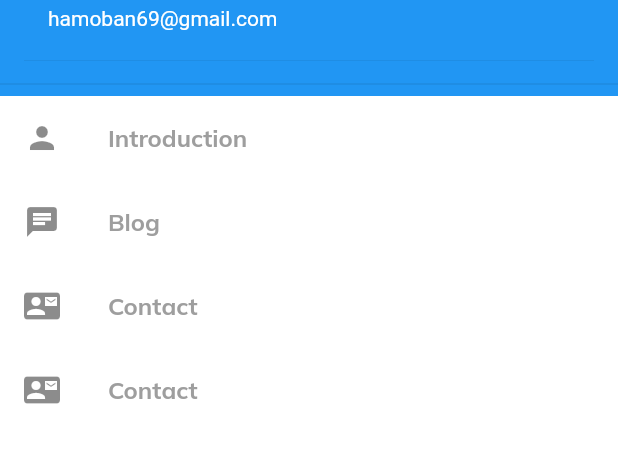
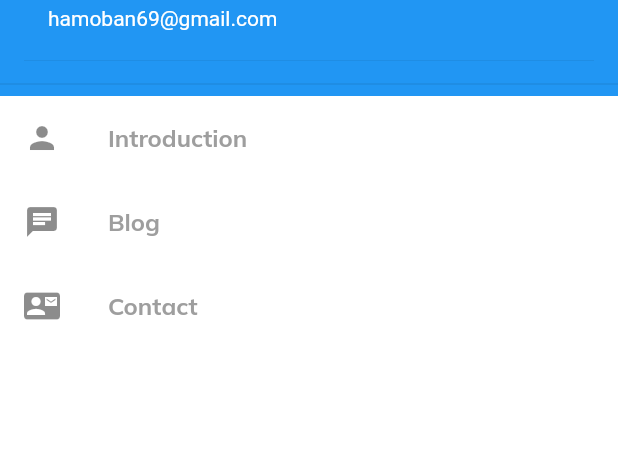
Before and after one commit to John-Thailand/dashboard, a Flutter app: the HorizontalSideMenu widget shown alone on an empty page, opened directly, on a phone screen of 412 x 824 dp, the part 228-691 px from its top. Run offline on Flutter 3.47's test engine with Material 2 defaults, Android fonts, the phone set to English and light mode, and no system bars; drawn by our look-alikes of auto_size_text; our stand-ins replace freezed_annotation, google_fonts, hooks_riverpod.

Commit message:
サイドメニューアイテム 切り分け

```diff
--- a/lib/components/widgets/side_menu/horizontai_side_menu.dart
+++ /dev/null
@@ -1,71 +0,0 @@
-import 'package:auto_size_text/auto_size_text.dart';
-import 'package:dashboard/components/widgets/side_menu/side_menu_header.dart';
-import 'package:dashboard/view/style.dart';
-import 'package:flutter/material.dart';
-import 'package:hooks_riverpod/hooks_riverpod.dart';
-
-class HorizontalSideMenu extends HookConsumerWidget {
-  const HorizontalSideMenu({Key? key}) : super(key: key);
-
-  @override
-  Widget build(BuildContext context, WidgetRef ref) {
-    return ListView(
-      children: <Widget>[
-        // Solution: ContainerによってDrawerHeaderの高さを設定
-        const SideMenuHeader(),
-        ListTile(
-          title: const AutoSizeText(
-            "Introduction",
-            presetFontSizes: [16, 15, 14, 13, 12, 11, 10],
-            maxLines: 1,
-            overflow: TextOverflow.ellipsis,
-            style: TextStyles.sideMenuItemTextStyle,
-          ),
-          leading: const Icon(Icons.person),
-          onTap: () {
-            // 自己紹介ページに遷移
-          },
-        ),
-        ListTile(
-          title: const AutoSizeText(
-            "Blog",
-            presetFontSizes: [16, 15, 14, 13, 12, 11, 10],
-            maxLines: 1,
-            overflow: TextOverflow.ellipsis,
-            style: TextStyles.sideMenuItemTextStyle,
-          ),
-          leading: const Icon(Icons.chat),
-          onTap: () {
-            // ブログページに遷移
-          },
-        ),
-        ListTile(
-          title: const AutoSizeText(
-            "Contact",
-            presetFontSizes: [16, 15, 14, 13, 12, 11, 10],
-            maxLines: 1,
-            overflow: TextOverflow.ellipsis,
-            style: TextStyles.sideMenuItemTextStyle,
-          ),
-          leading: const Icon(Icons.contact_mail),
-          onTap: () {
-            // お問い合わせページに遷移
-          },
-        ),
-        ListTile(
-          title: const AutoSizeText(
-            "Contact",
-            presetFontSizes: [16, 15, 14, 13, 12, 11, 10],
-            maxLines: 1,
-            overflow: TextOverflow.ellipsis,
-            style: TextStyles.sideMenuItemTextStyle,
-          ),
-          leading: const Icon(Icons.contact_mail),
-          onTap: () {
-            // お問い合わせページに遷移
-          },
-        ),
-      ],
-    );
-  }
-}
--- /dev/null
+++ b/lib/components/widgets/side_menu/horizontal/horizontai_side_menu.dart
@@ -0,0 +1,32 @@
+import 'package:dashboard/components/widgets/side_menu/horizontal/horizontal_side_menu_item.dart';
+import 'package:dashboard/components/widgets/side_menu/side_menu_header.dart';
+import 'package:flutter/material.dart';
+
+class HorizontalSideMenu extends StatelessWidget {
+  const HorizontalSideMenu({Key? key}) : super(key: key);
+
+  @override
+  Widget build(BuildContext context) {
+    return ListView(
+      children: <Widget>[
+        // Solution: ContainerによってDrawerHeaderの高さを設定
+        const SideMenuHeader(),
+        HorizontalSideMenuItem(
+          iconData: Icons.person,
+          title: 'Introduction',
+          onTap: () {},
+        ),
+        HorizontalSideMenuItem(
+          iconData: Icons.chat,
+          title: 'Blog',
+          onTap: () {},
+        ),
+        HorizontalSideMenuItem(
+          iconData: Icons.contact_mail,
+          title: 'Contact',
+          onTap: () {},
+        ),
+      ],
+    );
+  }
+}
--- /dev/null
+++ b/lib/components/widgets/side_menu/horizontal/horizontal_side_menu_item.dart
@@ -0,0 +1,31 @@
+import 'package:auto_size_text/auto_size_text.dart';
+import 'package:dashboard/view/style.dart';
+import 'package:flutter/material.dart';
+
+class HorizontalSideMenuItem extends StatelessWidget {
+  const HorizontalSideMenuItem({
+    Key? key,
+    required this.iconData,
+    required this.title,
+    required this.onTap,
+  }) : super(key: key);
+
+  final IconData iconData;
+  final String title;
+  final Function onTap;
+
+  @override
+  Widget build(BuildContext context) {
+    return ListTile(
+      title: AutoSizeText(
+        title,
+        presetFontSizes: const [16, 15, 14, 13, 12, 11, 10],
+        maxLines: 1,
+        overflow: TextOverflow.ellipsis,
+        style: TextStyles.sideMenuItemTextStyle,
+      ),
+      leading: Icon(iconData),
+      onTap: onTap(),
+    );
+  }
+}
--- a/lib/components/widgets/side_menu/side_menu_header.dart
+++ b/lib/components/widgets/side_menu/side_menu_header.dart
@@ -26,7 +26,7 @@ class SideMenuHeader extends HookConsumerWidget {
           accountEmail: AutoSizeText(
             userState.email,
             presetFontSizes: const [14, 13, 12, 11, 10],
-            maxLines: 1,
+            maxLines: 2,
             overflow: TextOverflow.ellipsis,
           ),
           currentAccountPicture: CircleAvatar(
--- a/lib/view/style.dart
+++ b/lib/view/style.dart
@@ -4,6 +4,7 @@ import 'package:flutter/material.dart';
 class CustomColor {
   static Color light = const Color(0xFFF7F8FC);
   static Color lightGrey = const Color(0xFFA4A6B3);
+  static Color grey = Colors.grey;
   static Color dark = const Color(0xFF363740);
   static Color active = const Color(0xFF3C19C0);
 }
```
Also changed, not shown: lib/components/widgets/side_menu/side_menu.dart (+5 -9 lines), lib/components/widgets/side_menu/vertical/vertical_side_menu.dart (added, +33 -0 lines), lib/components/widgets/side_menu/vertical/vertical_side_menu_item.dart (added, +48 -0 lines), lib/components/widgets/side_menu/vertical_side_menu.dart (deleted, +0 -124 lines).
